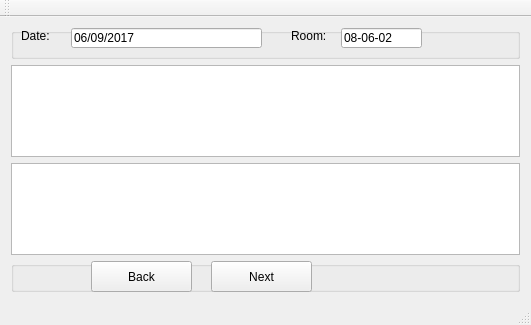
Above: timetable.ui from MrDat96/Room_Timetable before the change. Below: the same form after it.
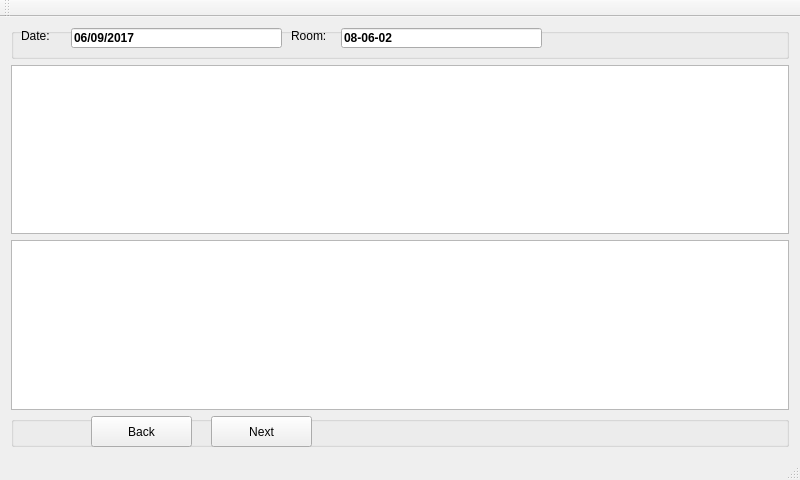
That is the form after the change.

```diff
--- a/timetable.ui
+++ b/timetable.ui
@@ -6,8 +6,8 @@
    <rect>
     <x>0</x>
     <y>0</y>
-    <width>531</width>
-    <height>325</height>
+    <width>800</width>
+    <height>480</height>
    </rect>
   </property>
   <property name="windowTitle">
@@ -57,10 +57,16 @@
         <rect>
          <x>60</x>
          <y>0</y>
-         <width>191</width>
+         <width>211</width>
          <height>20</height>
         </rect>
        </property>
+       <property name="font">
+        <font>
+         <weight>75</weight>
+         <bold>true</bold>
+        </font>
+       </property>
        <property name="text">
         <string>06/09/2017</string>
        </property>
@@ -70,14 +76,38 @@
         <rect>
          <x>330</x>
          <y>0</y>
-         <width>81</width>
+         <width>201</width>
          <height>20</height>
         </rect>
        </property>
+       <property name="font">
+        <font>
+         <weight>75</weight>
+         <bold>true</bold>
+        </font>
+       </property>
        <property name="text">
         <string>08-06-02</string>
        </property>
       </widget>
+      <widget class="QLabel" name="label_3">
+       <property name="geometry">
+        <rect>
+         <x>580</x>
+         <y>0</y>
+         <width>201</width>
+         <height>21</height>
+        </rect>
+       </property>
+       <property name="font">
+        <font>
+         <italic>true</italic>
+        </font>
+       </property>
+       <property name="text">
+        <string/>
+       </property>
+      </widget>
      </widget>
     </item>
     <item>
@@ -90,7 +120,9 @@
       </property>
       <property name="font">
        <font>
-        <pointsize>7</pointsize>
+        <pointsize>15</pointsize>
+        <weight>50</weight>
+        <bold>false</bold>
        </font>
       </property>
       <property name="styleSheet">
@@ -105,7 +137,9 @@
      <widget class="QTableWidget" name="tableWidget_2">
       <property name="font">
        <font>
-        <pointsize>7</pointsize>
+        <pointsize>15</pointsize>
+        <weight>50</weight>
+        <bold>false</bold>
        </font>
       </property>
      </widget>
```
Left out of the diff: 2 changed lines with no effect on the pictures.
